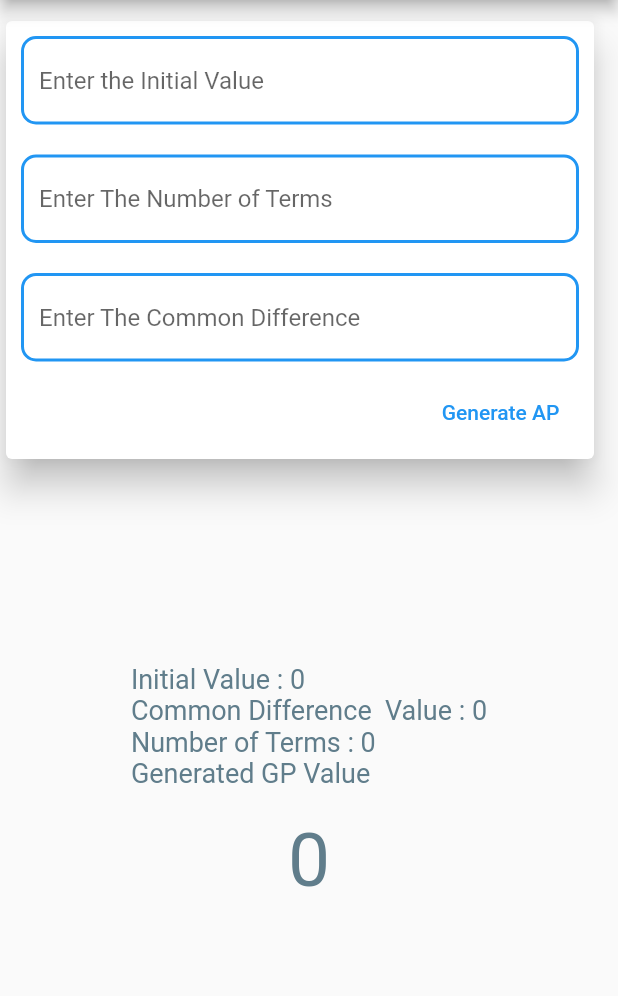
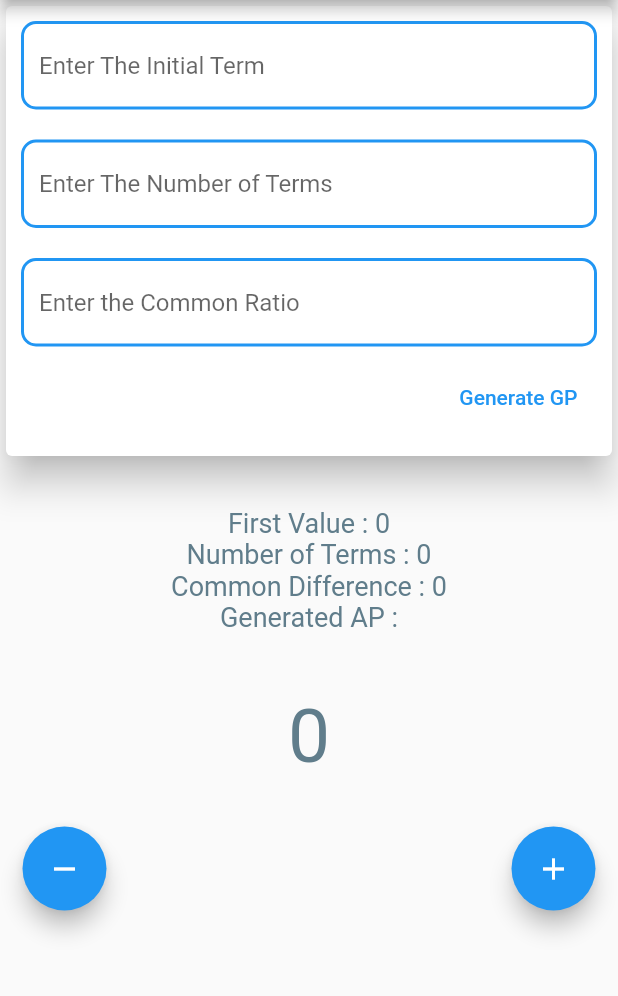
Before and after one commit to INTERNS-LXI-TECHNOLOGIES/Flutter-Workshop, a Flutter app: the screen it shows after launch, after a tap on "Geometric Progression", on a phone screen of 412 x 824 dp, the part 84-1080 px from its top. Run offline on Flutter 3.47's test engine with Material 2 defaults, Android fonts, the phone set to English and light mode, and no system bars.

Commit message:
http://34.87.37.122:8080/browse/IN-16925

```diff
--- a/coundown_timer/lib/geometricProgression_screen.dart
+++ b/coundown_timer/lib/geometricProgression_screen.dart
@@ -12,13 +12,25 @@ class _GeometricProgressionState extends State {
   num _gp = 0;
   num _initialTerm = 0;
   num _commonRatio = 0;
-  num _numberofTerms = 0;
+  num _numberOfTerms = 0;
   void _generateGeometricProgression() {
     setState(() {
       _initialTerm = num.parse(_initialTermController.text);
       _commonRatio = num.parse(_commonRatioController.text);
-      _numberofTerms = num.parse(_numberOfTermsController.text);
-      _gp = _initialTerm * (pow(_commonRatio, _numberofTerms));
+      _numberOfTerms = num.parse(_numberOfTermsController.text);
+      _gp = _initialTerm * (pow(_commonRatio, _numberOfTerms));
+    });
+  }
+
+  void _incrementGP() {
+    setState(() {
+      _gp *= _commonRatio;
+    });
+  }
+
+  void _decrementGP() {
+    setState(() {
+      _gp /= _commonRatio;
     });
   }
 
@@ -28,17 +40,15 @@ class _GeometricProgressionState extends State {
       appBar: AppBar(
         title: Text('CountDown Timer'),
       ),
-      body: Stack(
-        children: [
-          Container(
+      body: SingleChildScrollView(
+        child: Column(
+          children: <Widget>[
+            Card(
+              child: Container(
                 height: 300,
-            width: 400,
-            margin: EdgeInsets.only(top: 10),
-            child: Card(
-              elevation: 10,
                 child: Column(
                   crossAxisAlignment: CrossAxisAlignment.end,
-                children: [
+                  children: <Widget>[
                     Container(
                       padding: EdgeInsets.all(10),
                       child: TextField(
@@ -53,7 +63,7 @@ class _GeometricProgressionState extends State {
                             ),
                             borderRadius: BorderRadius.circular(10),
                           ),
-                        hintText: 'Enter the Initial Value',
+                          hintText: 'Enter The Initial Term',
                         ),
                       ),
                     ),
@@ -89,7 +99,7 @@ class _GeometricProgressionState extends State {
                             ),
                             borderRadius: BorderRadius.circular(10),
                           ),
-                        hintText: 'Enter The Common Difference',
+                          hintText: 'Enter the Common Ratio',
                         ),
                       ),
                     ),
@@ -97,57 +107,86 @@ class _GeometricProgressionState extends State {
                       padding: EdgeInsets.only(right: 15),
                       child: TextButton(
                         onPressed: _generateGeometricProgression,
-                      child: Text('Generate AP'),
+                        child: Text('Generate GP'),
                       ),
                     )
                   ],
                 ),
               ),
+              elevation: 10,
             ),
             Container(
-            margin: EdgeInsets.only(top: 200),
-            alignment: Alignment.bottomCenter,
+              height: 330,
               child: Column(
-              mainAxisAlignment: MainAxisAlignment.center,
-              crossAxisAlignment: CrossAxisAlignment.start,
                 children: <Widget>[
                   Container(
+                    padding: EdgeInsets.only(top: 30),
                     child: Text(
-                    'Initial Value : $_initialTerm',
+                      'First Value : $_initialTerm',
+                      style: TextStyle(
+                        fontSize: 18,
+                        color: Colors.blueGrey,
+                      ),
+                    ),
+                  ),
+                  Container(
+                    child: Text(
+                      'Number of Terms : $_numberOfTerms',
+                      style: TextStyle(
+                        fontSize: 18,
+                        color: Colors.blueGrey,
+                      ),
+                    ),
+                  ),
+                  Container(
+                    child: Text(
+                      'Common Difference : $_commonRatio',
+                      style: TextStyle(
+                        fontSize: 18,
+                        color: Colors.blueGrey,
+                      ),
+                    ),
+                  ),
+                  Container(
+                    child: Text(
+                      'Generated AP :',
                       style: TextStyle(fontSize: 18, color: Colors.blueGrey),
                     ),
                   ),
                   Container(
+                    margin: EdgeInsets.only(top: 40),
+                    alignment: Alignment.center,
                     child: Text(
-                    'Common Difference  Value : $_commonRatio',
-                    style: TextStyle(fontSize: 18, color: Colors.blueGrey),
+                      '${_gp.toInt()}',
+                      style: TextStyle(fontSize: 50, color: Colors.blueGrey),
+                    ),
+                  ),
+                  Stack(
+                    children: <Widget>[
+                      Container(
+                        margin: EdgeInsets.only(top: 30, left: 15),
+                        alignment: Alignment.bottomLeft,
+                        child: FloatingActionButton(
+                          onPressed: _decrementGP,
+                          child: Icon(Icons.remove),
                         ),
                       ),
                       Container(
-                  child: Text(
-                    'Number of Terms : $_numberofTerms',
-                    style: TextStyle(fontSize: 18, color: Colors.blueGrey),
+                        margin: EdgeInsets.only(top: 30, right: 15),
+                        alignment: Alignment.bottomRight,
+                        child: FloatingActionButton(
+                          onPressed: _incrementGP,
+                          child: Icon(Icons.add),
                         ),
                       ),
-                Container(
-                  child: Text(
-                    'Generated GP Value',
-                    style: TextStyle(fontSize: 18, color: Colors.blueGrey),
+                    ],
+                  )
+                ],
               ),
             ),
           ],
         ),
       ),
-          Container(
-            margin: EdgeInsets.only(top: 380),
-            alignment: Alignment.center,
-            child: Text(
-              '$_gp',
-              style: TextStyle(fontSize: 50, color: Colors.blueGrey),
-            ),
-          ),
-        ],
-      ),
     );
   }
 }
```
Also changed, not shown: coundown_timer/lib/arithemticProgression_screen.dart (+57 -48 lines). Lines whose indentation alone changed are shown as unchanged.
